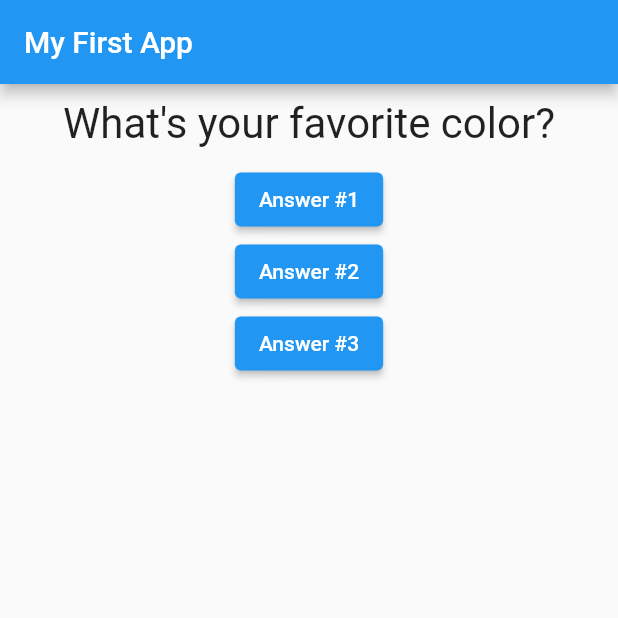
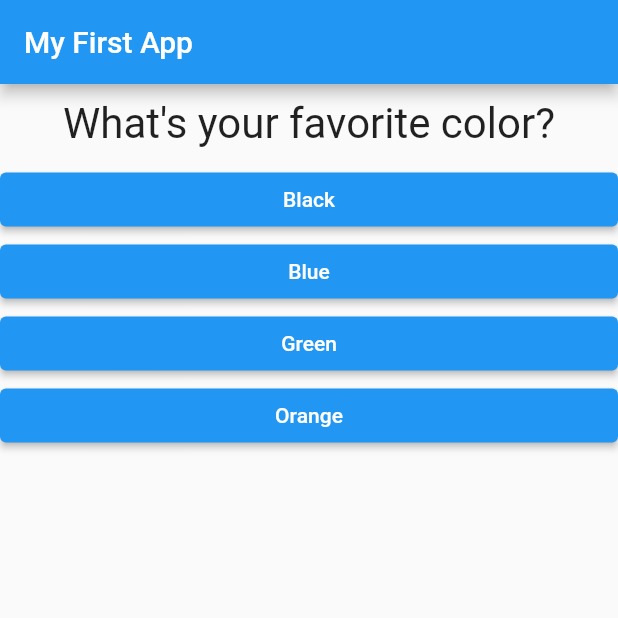
Before and after one commit to clshu/flutter_complete_guide, a Flutter app: the screen it shows after launch, on a phone screen of 412 x 824 dp, the top half of it. Run offline on Flutter 3.47's test engine with Material 2 defaults, Android fonts, the phone set to English and light mode, and no system bars.

Commit message:
Mapping List to Widgets
1. Create a list of maps. Each map contains questionText and answers.
2. Replace childrens with Question and list of Answer widgets.
3. Pass clickHandler to change the contents of the widgets.

```diff
--- a/lib/answer.dart
+++ b/lib/answer.dart
@@ -17,8 +17,7 @@ class Answer extends StatelessWidget {
     );
 
     return Container(
-      // width: double.infinity,
-
+      width: double.infinity,
       child: ElevatedButton(
         style: _style,
         child: Text(title),
--- a/lib/main.dart
+++ b/lib/main.dart
@@ -19,8 +19,18 @@ class _MyAppState extends State<MyApp> {
   var _questionIndex = 0;
 
   var _questions = [
-    'What\'s your favorite color?',
-    'What\'s your favorite animal?',
+    {
+      'questionText': 'What\'s your favorite color?',
+      'answers': ['Black', 'Blue', 'Green', 'Orange'],
+    },
+    {
+      'questionText': 'What\'s your favorite animal?',
+      'answers': ['Snake', 'Lion', 'Wolf'],
+    },
+    {
+      'questionText': 'Who\'s your favorite preident?',
+      'answers': ['Lincoln', 'Washington', 'Adams'],
+    },
   ];
 
   void _answerQuestion() {
@@ -44,20 +54,28 @@ class _MyAppState extends State<MyApp> {
         body: Column(
           children: [
             Question(
-              _questions[_questionIndex],
+              _questions[_questionIndex]['questionText'],
             ),
-            Answer(
-              title: 'Answer #1',
-              clickHandler: _answerQuestion,
-            ),
-            Answer(
-              title: 'Answer #2',
-              clickHandler: _answerQuestion,
-            ),
-            Answer(
-              title: 'Answer #3',
-              clickHandler: _answerQuestion,
-            ),
+            ...(_questions[_questionIndex]['answers'] as List<String>).map(
+              (answer) {
+                return Answer(
+                  title: answer,
+                  clickHandler: _answerQuestion,
+                );
+              },
+            )
+            // Answer(
+            //   title: 'Answer #1',
+            //   clickHandler: _answerQuestion,
+            // ),
+            // Answer(
+            //   title: 'Answer #2',
+            //   clickHandler: _answerQuestion,
+            // ),
+            // Answer(
+            //   title: 'Answer #3',
+            //   clickHandler: _answerQuestion,
+            // ),
           ],
         ),
       ),
```
